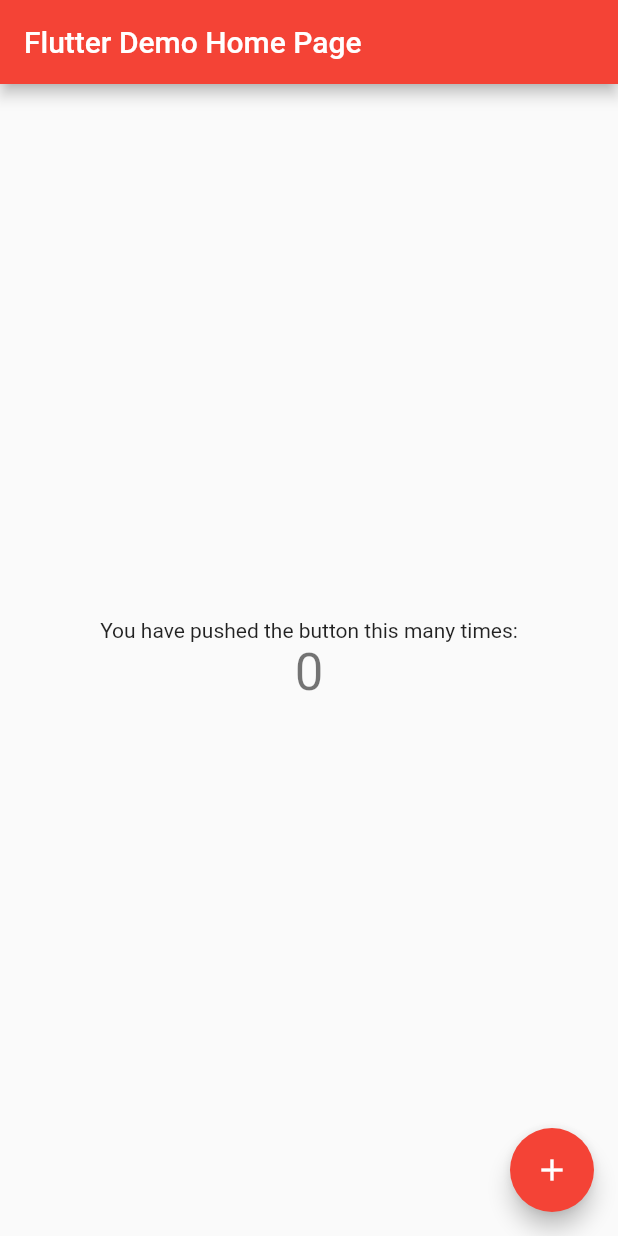
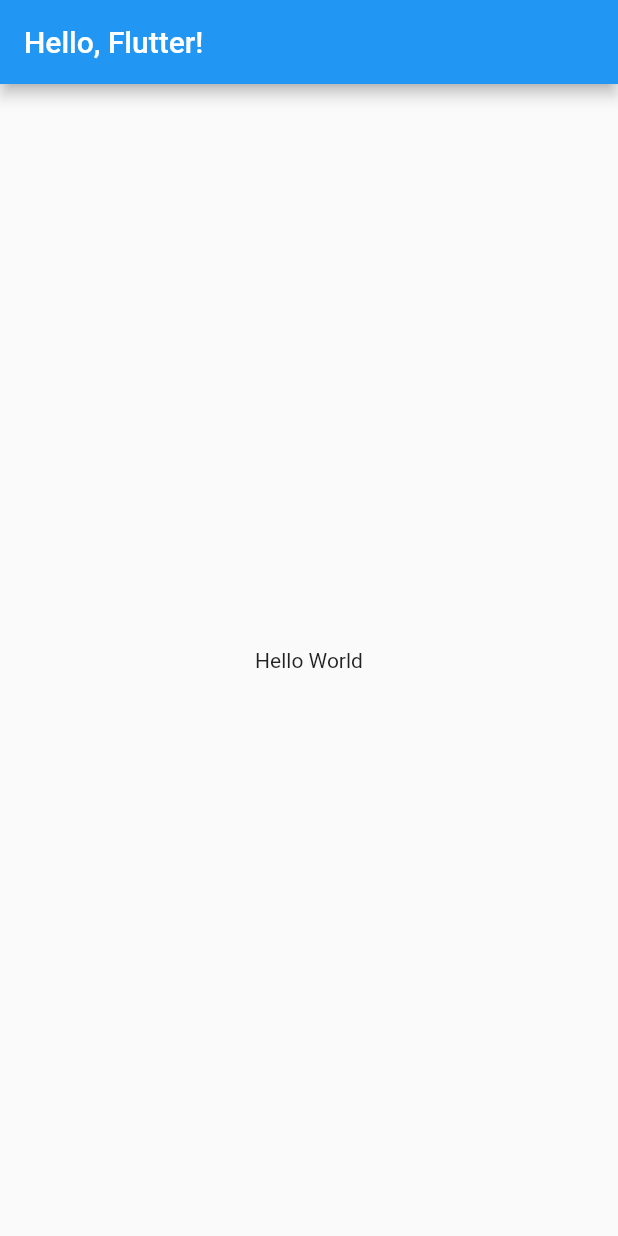
Before and after one commit to dev-hannahk/flutter-apps, a Flutter app: the screen it shows after launch, on a phone screen of 412 x 824 dp. Run offline on Flutter 3.47's test engine with Material 2 defaults, Android fonts, the phone set to English and light mode, and no system bars.

Commit message:
Hello, Flutter

```diff
--- a/toonflix/lib/main.dart
+++ b/toonflix/lib/main.dart
@@ -1,115 +1,25 @@
 import 'package:flutter/material.dart';
 
 void main() {
-  runApp(const MyApp());
+  runApp(App());
 }
 
-class MyApp extends StatelessWidget {
-  const MyApp({super.key});
-
-  // This widget is the root of your application.
+// StatelessWidget: show something on the screen
+class App extends StatelessWidget {
+  // must implement build method which should return another widget
   @override
   Widget build(BuildContext context) {
+    // root must choose material or cupertino(ios)
     return MaterialApp(
-      title: 'Flutter Demo',
-      theme: ThemeData(
-        // This is the theme of your application.
-        //
-        // Try running your application with "flutter run". You'll see the
-        // application has a blue toolbar. Then, without quitting the app, try
-        // changing the primarySwatch below to Colors.green and then invoke
-        // "hot reload" (press "r" in the console where you ran "flutter run",
-        // or simply save your changes to "hot reload" in a Flutter IDE).
-        // Notice that the counter didn't reset back to zero; the application
-        // is not restarted.
-        primarySwatch: Colors.red,
+      // Scaffold is widget whic has nice structure and screen
+      home: Scaffold(
+        appBar: AppBar(
+          title: Text("Hello, Flutter!"),
+        ),
+        body: Center(
+          child: Text("Hello World"),
+        ),
       ),
-      home: const MyHomePage(title: 'Flutter Demo Home Page'),
     );
   }
 }
-
-class MyHomePage extends StatefulWidget {
-  const MyHomePage({super.key, required this.title});
-
-  // This widget is the home page of your application. It is stateful, meaning
-  // that it has a State object (defined below) that contains fields that affect
-  // how it looks.
-
-  // This class is the configuration for the state. It holds the values (in this
-  // case the title) provided by the parent (in this case the App widget) and
-  // used by the build method of the State. Fields in a Widget subclass are
-  // always marked "final".
-
-  final String title;
-
-  @override
-  State<MyHomePage> createState() => _MyHomePageState();
-}
-
-class _MyHomePageState extends State<MyHomePage> {
-  int _counter = 0;
-
-  void _incrementCounter() {
-    setState(() {
-      // This call to setState tells the Flutter framework that something has
-      // changed in this State, which causes it to rerun the build method below
-      // so that the display can reflect the updated values. If we changed
-      // _counter without calling setState(), then the build method would not be
-      // called again, and so nothing would appear to happen.
-      _counter++;
-    });
-  }
-
-  @override
-  Widget build(BuildContext context) {
-    // This method is rerun every time setState is called, for instance as done
-    // by the _incrementCounter method above.
-    //
-    // The Flutter framework has been optimized to make rerunning build methods
-    // fast, so that you can just rebuild anything that needs updating rather
-    // than having to individually change instances of widgets.
-    return Scaffold(
-      appBar: AppBar(
-        // Here we take the value from the MyHomePage object that was created by
-        // the App.build method, and use it to set our appbar title.
-        title: Text(widget.title),
-      ),
-      body: Center(
-        // Center is a layout widget. It takes a single child and positions it
-        // in the middle of the parent.
-        child: Column(
-          // Column is also a layout widget. It takes a list of children and
-          // arranges them vertically. By default, it sizes itself to fit its
-          // children horizontally, and tries to be as tall as its parent.
-          //
-          // Invoke "debug painting" (press "p" in the console, choose the
-          // "Toggle Debug Paint" action from the Flutter Inspector in Android
-          // Studio, or the "Toggle Debug Paint" command in Visual Studio Code)
-          // to see the wireframe for each widget.
-          //
-          // Column has various properties to control how it sizes itself and
-          // how it positions its children. Here we use mainAxisAlignment to
-          // center the children vertically; the main axis here is the vertical
-          // axis because Columns are vertical (the cross axis would be
-          // horizontal).
-          mainAxisAlignment: MainAxisAlignment.center,
-          children: <Widget>[
-            const Text(
-              'You have pushed the button this many times:',
-            ),
-            Text(
-              '$_counter',
-              style: Theme.of(context).textTheme.headlineMedium,
-            ),
-          ],
-        ),
-      ),
-      floatingActionButton: FloatingActionButton(
-        onPressed: _incrementCounter,
-        tooltip: 'Increment',
-        child: const Icon(Icons.add),
-      ), // This trailing comma makes auto-formatting nicer for build methods.
-    );
-  }
-}
```
Also changed, not shown: 1 other file.
